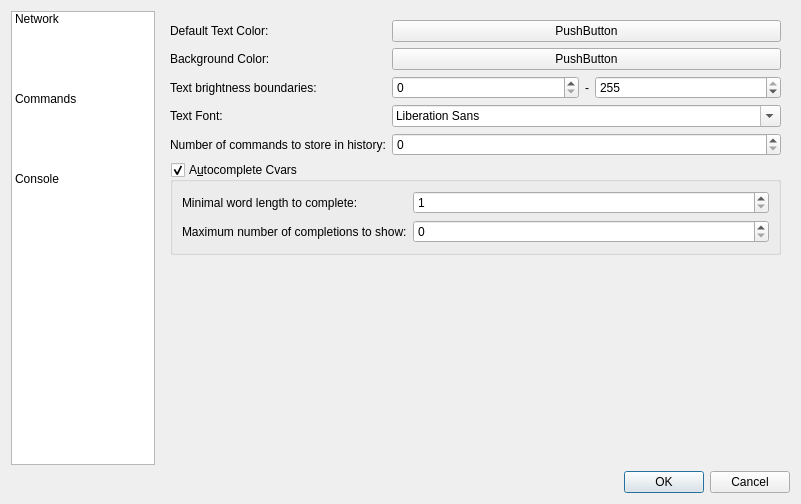
The window that src/ui/settings_dialog.ui (jjzhang166/RconGui) describes before a commit, drawn with Qt 5.
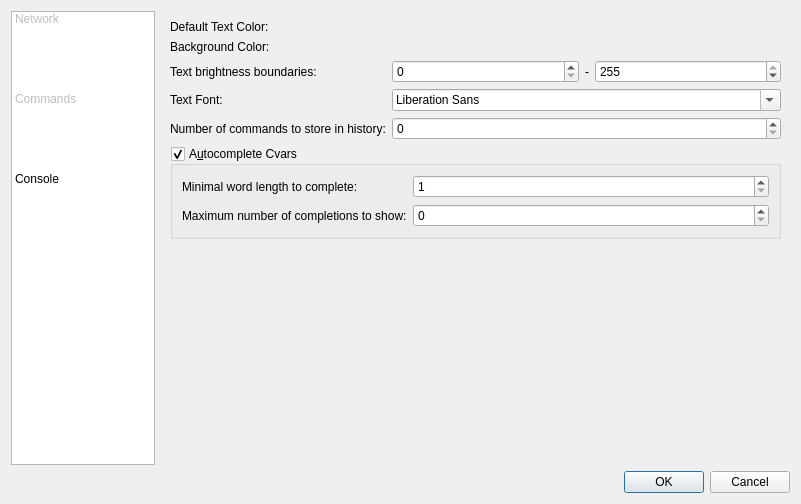
The same window after the commit. Icons and pictures are not drawn. Custom widgets are drawn as their Qt base class.

Commit message: Implement console settings

Patch:
```diff
--- a/src/ui/settings_dialog.ui
+++ b/src/ui/settings_dialog.ui
@@ -56,6 +56,9 @@
           <normaloff/>
          </iconset>
         </property>
+        <property name="flags">
+         <set>ItemIsSelectable|ItemIsDragEnabled|ItemIsUserCheckable</set>
+        </property>
        </item>
        <item>
         <property name="text">
@@ -66,6 +69,9 @@
           <normaloff/>
          </iconset>
         </property>
+        <property name="flags">
+         <set>ItemIsSelectable|ItemIsDragEnabled|ItemIsUserCheckable</set>
+        </property>
        </item>
        <item>
         <property name="text">
@@ -307,13 +313,6 @@
              </property>
             </widget>
            </item>
-           <item row="0" column="1">
-            <widget class="QPushButton" name="pushButton">
-             <property name="text">
-              <string>PushButton</string>
-             </property>
-            </widget>
-           </item>
            <item row="1" column="0">
             <widget class="QLabel" name="label_2">
              <property name="text">
@@ -321,13 +320,6 @@
              </property>
             </widget>
            </item>
-           <item row="1" column="1">
-            <widget class="QPushButton" name="pushButton_2">
-             <property name="text">
-              <string>PushButton</string>
-             </property>
-            </widget>
-           </item>
            <item row="2" column="0">
             <widget class="QLabel" name="label_3">
              <property name="text">
@@ -415,6 +407,40 @@
              </property>
             </widget>
            </item>
+           <item row="1" column="1">
+            <widget class="Color_Selector" name="input_con_bg">
+             <property name="sizePolicy">
+              <sizepolicy hsizetype="Expanding" vsizetype="Preferred">
+               <horstretch>0</horstretch>
+               <verstretch>0</verstretch>
+              </sizepolicy>
+             </property>
+             <property name="color">
+              <color>
+               <red>0</red>
+               <green>0</green>
+               <blue>0</blue>
+              </color>
+             </property>
+            </widget>
+           </item>
+           <item row="0" column="1">
+            <widget class="Color_Selector" name="input_con_fg">
+             <property name="sizePolicy">
+              <sizepolicy hsizetype="Expanding" vsizetype="Preferred">
+               <horstretch>0</horstretch>
+               <verstretch>0</verstretch>
+              </sizepolicy>
+             </property>
+             <property name="color">
+              <color>
+               <red>192</red>
+               <green>192</green>
+               <blue>192</blue>
+              </color>
+             </property>
+            </widget>
+           </item>
           </layout>
          </item>
          <item>
@@ -503,6 +529,18 @@
    </item>
   </layout>
  </widget>
+ <customwidgets>
+  <customwidget>
+   <class>Color_Preview</class>
+   <extends>QWidget</extends>
+   <header>color_preview.hpp</header>
+  </customwidget>
+  <customwidget>
+   <class>Color_Selector</class>
+   <extends>Color_Preview</extends>
+   <header>color_selector.hpp</header>
+  </customwidget>
+ </customwidgets>
  <resources/>
  <connections>
   <connection>
```
Left out of the diff: 26 changed lines with no effect on the pictures. The commit also changes 6 other files.
